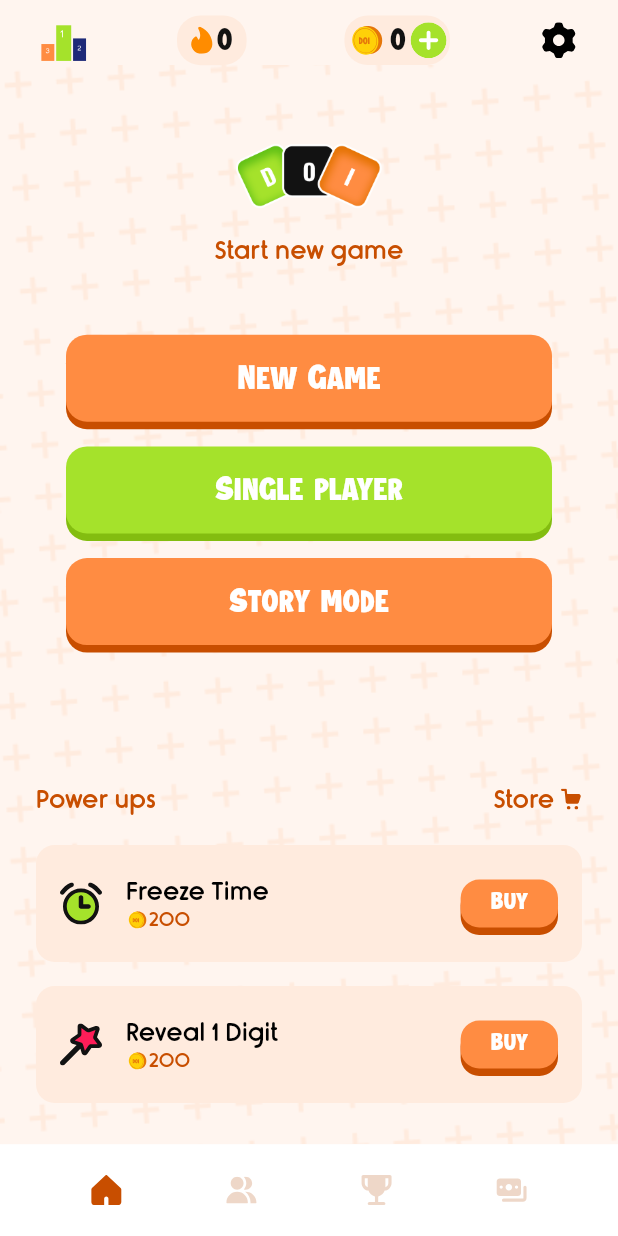
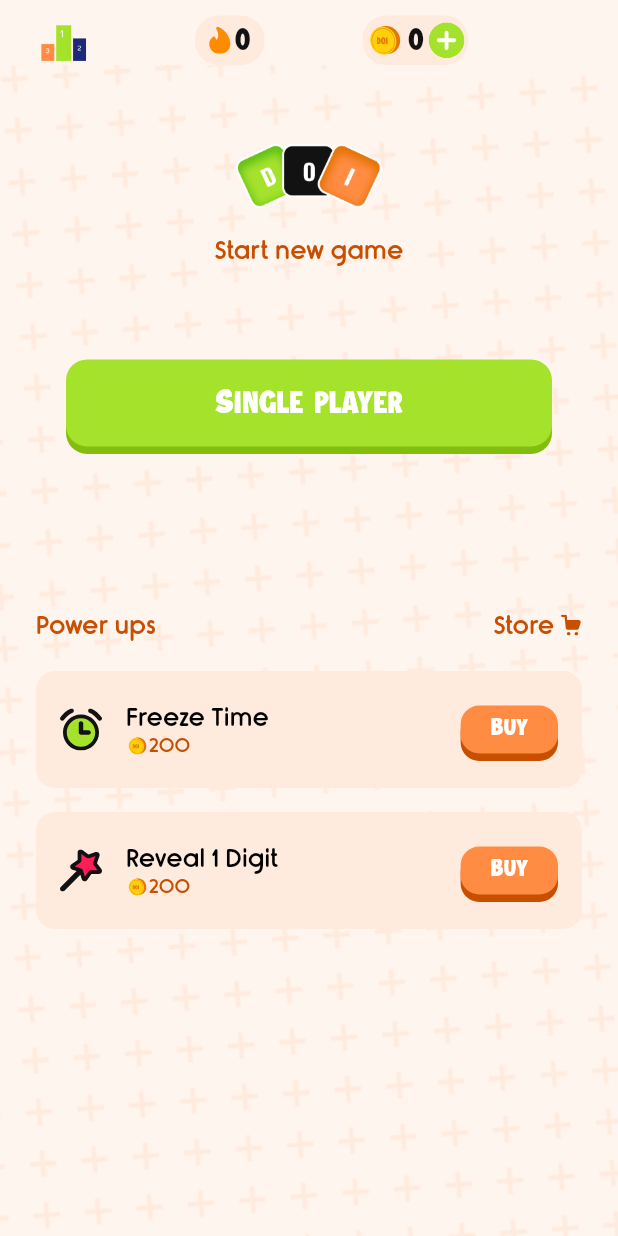
Before and after one commit to softtdevco/doi-app, a Flutter app: the Welcome screen opened by its route, after a tap on "START", on a phone screen of 412 x 824 dp. Run offline on Flutter 3.47's test engine with Material 3 defaults, Android fonts, the light colour scheme and no system bars; our stand-ins replace country_picker, device_preview, dio, flutter_riverpod, flutter_screenutil, flutter_spinkit and 6 more; accounts and stored records are empty; generated files the repository leaves out were written again.

Commit message:
single player ready for store

```diff
--- a/lib/core/router/router.dart
+++ b/lib/core/router/router.dart
@@ -1,6 +1,7 @@
 import 'package:doi_mobile/presentation/features/dashboard/dashboard.dart';
 import 'package:doi_mobile/presentation/features/dashboard/home/presentation/pages/decide_online_play.dart';
 import 'package:doi_mobile/presentation/features/dashboard/home/presentation/pages/game_created.dart';
+import 'package:doi_mobile/presentation/features/dashboard/home/presentation/pages/home.dart';
 import 'package:doi_mobile/presentation/features/dashboard/home/presentation/pages/play_game.dart';
 import 'package:doi_mobile/presentation/features/onboarding/presentation/pages/setup_profile_loggedin.dart';
 import 'package:doi_mobile/presentation/features/onboarding/presentation/pages/welcome.dart';
@@ -18,6 +19,7 @@ class AppRouter {
   static const String result = '/result';
   static const String decideOnlinePlay = '/decideonlineplay';
   static const String gameCreated = '/gameCreated';
+  static const String home = '/home';
 
   static final Map<String, Widget Function(BuildContext)> _routes = {
     welcome: (context) => Welcome(),
@@ -28,6 +30,7 @@ class AppRouter {
     result: (context) => Result(),
     decideOnlinePlay: (context) => DecideOnlinePlay(),
     gameCreated: (context) => GameCreated(),
+    home: (context) => Home(),
   };
 
   static Map<String, Widget Function(BuildContext)> get routes => _routes;
--- a/lib/presentation/features/dashboard/home/presentation/pages/home.dart
+++ b/lib/presentation/features/dashboard/home/presentation/pages/home.dart
@@ -75,10 +75,13 @@ class _HomeState extends ConsumerState<Home> {
               child: Column(
                 children: [
                   44.verticalSpace,
-                  DoiButton(
-                    text: context.l10n.newGame,
-                    onPressed: () =>
-                        context.pushNamed(AppRouter.decideOnlinePlay),
+                  Visibility(
+                    visible: false,
+                    child: DoiButton(
+                      text: context.l10n.newGame,
+                      onPressed: () =>
+                          context.pushNamed(AppRouter.decideOnlinePlay),
+                    ),
                   ),
                   16.verticalSpace,
                   DoiButton(
@@ -93,9 +96,12 @@ class _HomeState extends ConsumerState<Home> {
                     ),
                   ),
                   16.verticalSpace,
-                  DoiButton(
-                    text: context.l10n.storyMode,
-                    onPressed: () {},
+                  Visibility(
+                    visible: false,
+                    child: DoiButton(
+                      text: context.l10n.storyMode,
+                      onPressed: () {},
+                    ),
                   ),
                 ],
               ),
--- a/lib/presentation/features/dashboard/home/presentation/pages/widgets/home_appbar.dart
+++ b/lib/presentation/features/dashboard/home/presentation/pages/widgets/home_appbar.dart
@@ -62,9 +62,12 @@ class DoiHomeAppbar extends StatelessWidget implements PreferredSizeWidget {
               CoinCount(),
             ],
           ),
-          AppSvgIcon(
-            path: Assets.svgs.settings,
-            fit: BoxFit.scaleDown,
+          Visibility(
+            visible: false,
+            child: AppSvgIcon(
+              path: Assets.svgs.settings,
+              fit: BoxFit.scaleDown,
+            ),
           ),
         ],
       ),
--- a/lib/presentation/features/onboarding/presentation/pages/welcome.dart
+++ b/lib/presentation/features/onboarding/presentation/pages/welcome.dart
@@ -49,7 +49,7 @@ class Welcome extends StatelessWidget {
             width: 197,
             height: 48,
             text: context.l10n.start,
-            onPressed: () => context.replaceAll(AppRouter.dashboard),
+            onPressed: () => context.replaceAll(AppRouter.home),
           ),
           32.verticalSpace,
           DoiButton(
--- a/lib/presentation/features/onboarding/presentation/widgets/country_form.dart
+++ b/lib/presentation/features/onboarding/presentation/widgets/country_form.dart
@@ -101,7 +101,7 @@ class _CountryFormState extends State<CountryForm> {
             width: 197,
             height: 48,
             text: context.l10n.letgo,
-            onPressed: () => {context.replaceAll(AppRouter.dashboard)}),
+            onPressed: () => {context.replaceAll(AppRouter.home)}),
         44.verticalSpace,
       ],
     );
--- a/lib/presentation/general_widgets/result_page.dart
+++ b/lib/presentation/general_widgets/result_page.dart
@@ -54,7 +54,7 @@ class _ResultState extends ConsumerState<Result> {
 
   void popAndReset() {
     context.popUntil(
-      ModalRoute.withName(AppRouter.dashboard),
+      ModalRoute.withName(AppRouter.home),
     );
   }
 
@@ -185,7 +185,7 @@ class _ResultState extends ConsumerState<Result> {
             children: [
               GestureDetector(
                 onTap: () => context.popUntil(
-                  ModalRoute.withName(AppRouter.dashboard),
+                  ModalRoute.withName(AppRouter.home),
                 ),
                 child: Container(
                   width: 58,
```
Also changed, not shown: lib/presentation/general_widgets/game_paused.dart (+27 -27 lines).
